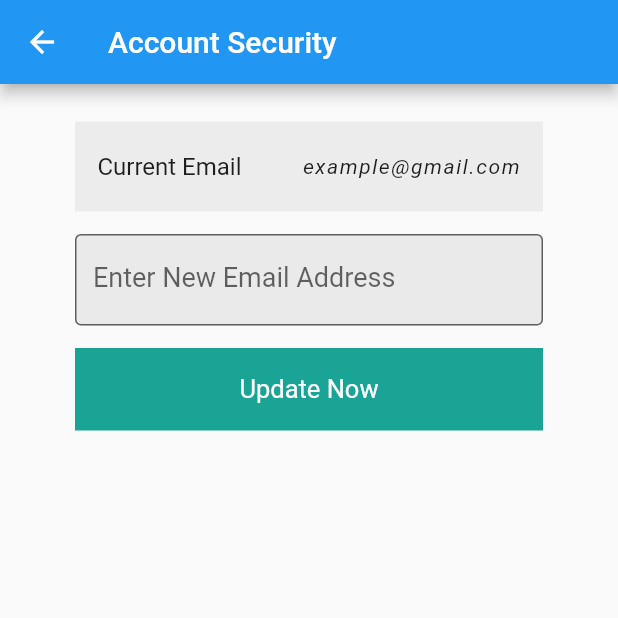
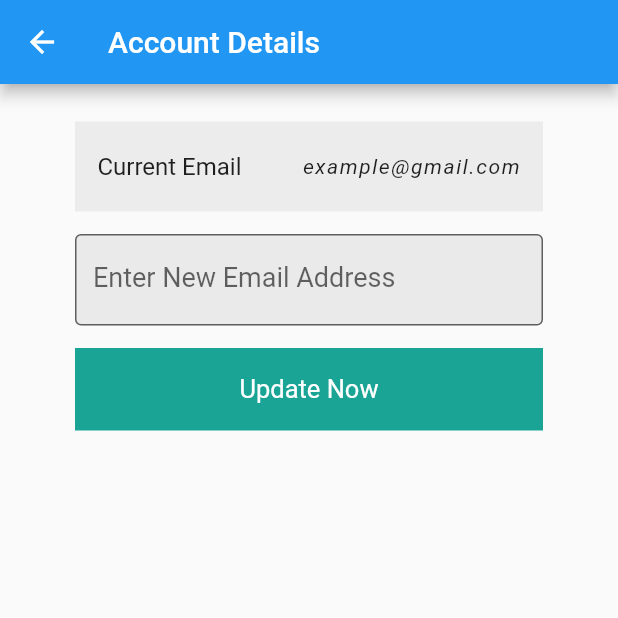
Before and after one commit to ReziaBanks/FyrePay, a Flutter app: the AccountDetailsPage screen opened directly, on a phone screen of 412 x 824 dp, the top half of it. Run offline on Flutter 3.47's test engine with Material 2 defaults, Android fonts, the light colour scheme and no system bars.

Commit message:
Update account_details_page.dart

```diff
--- a/lib/Screens/Settings/account_details_page.dart
+++ b/lib/Screens/Settings/account_details_page.dart
@@ -13,7 +13,7 @@ class _AccountDetailsPageState extends State<AccountDetailsPage> {
   Widget build(BuildContext context) {
     return Scaffold(
       appBar: AppBar(
-        title: Text('Account Security'),
+        title: Text('Account Details'),
       ),
       body: ListView(
         padding: EdgeInsets.only(top: 25, left: 50, right: 50, bottom: 50),
```
